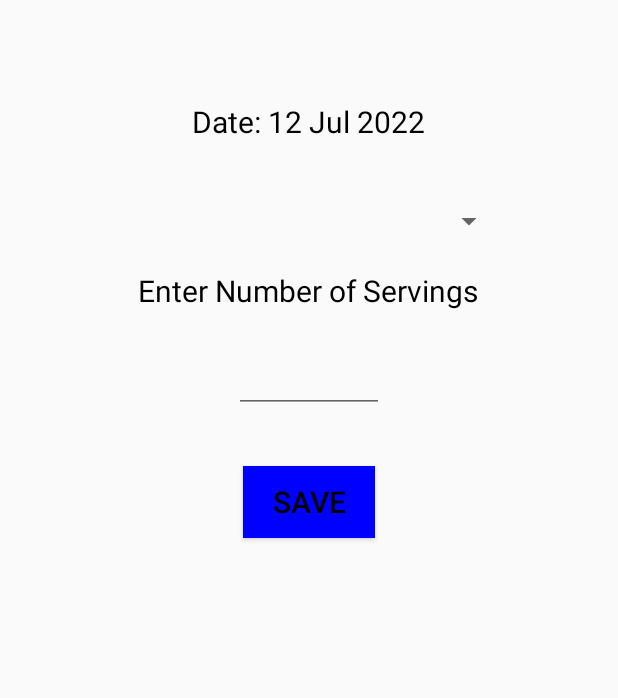
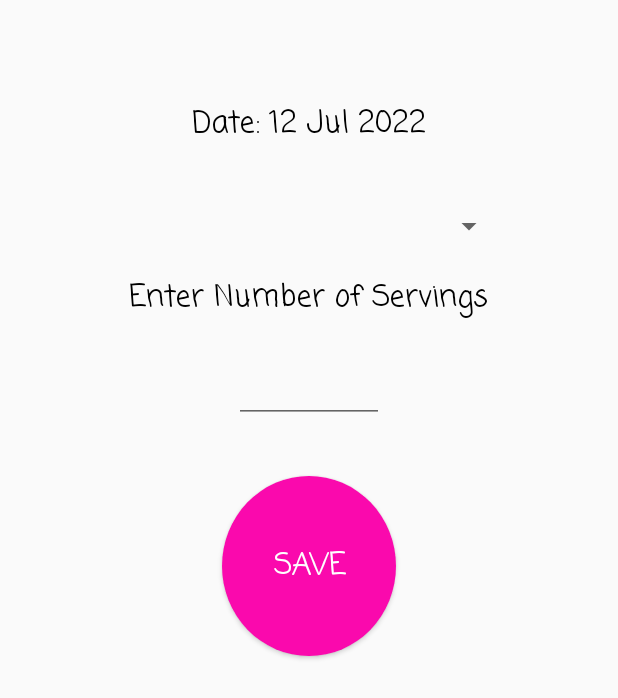
Before and after one commit to MaybeWilli/Kwick-Meal-Planner, an Android app: the calendar_input_meal screen opened directly, with no data from a screen before it, on a phone screen of 412 x 824 dp. Shown: the top 698 px of the screen. Run offline under Robolectric (Android 15) with nearby library versions, the phone set to English and light mode, and no system bars.

Commit message:
update 2

```diff
--- a/app/src/main/res/layout/activity_calendar_input_meal.xml
+++ b/app/src/main/res/layout/activity_calendar_input_meal.xml
@@ -23,6 +23,7 @@
         android:layout_gravity="center"
         android:layout_marginTop="20dp"
         android:text="Enter Meal"
+        android:fontFamily="casual"
         android:textAlignment="center"
         android:textSize="20sp"
         android:textColor="@color/black"
@@ -58,6 +59,7 @@
         android:layout_gravity="center"
         android:layout_marginTop="20dp"
         android:text="Enter Number of Servings"
+        android:fontFamily="casual"
         android:textAlignment="center"
         android:textSize="20sp"
         android:textColor="@color/black"
@@ -76,15 +78,16 @@
 
     <Button
         android:id="@+id/mealSaveButton"
-        android:layout_width="wrap_content"
-        android:layout_height="wrap_content"
-        android:text="Save"
-        android:background="@color/blue"
+        android:layout_width="116dp"
+        android:layout_height="120dp"
         android:layout_gravity="center"
         android:layout_marginTop="35dp"
-        android:textColor="@color/black"
-        android:textSize="20sp"
-        android:onClick="calendarSaveMeal"/>
+        android:background="@drawable/round_button"
+        android:onClick="calendarSaveMeal"
+        android:text="Save"
+        android:fontFamily="casual"
+        android:textColor="@color/white"
+        android:textSize="20sp" />
 
 
 </LinearLayout>
--- a/app/src/main/res/layout/activity_meal_input_page.xml
+++ b/app/src/main/res/layout/activity_meal_input_page.xml
@@ -95,6 +95,7 @@
             android:gravity="center_horizontal"
             android:onClick="closeInputPage"
             android:text="Cancel"
+            android:fontFamily="casual"
             android:textAllCaps="false"
             android:textSize="20dp" />
 
```
Also changed, not shown: app/src/main/res/layout/activity_calendar_page.xml (+9 -0 lines).
